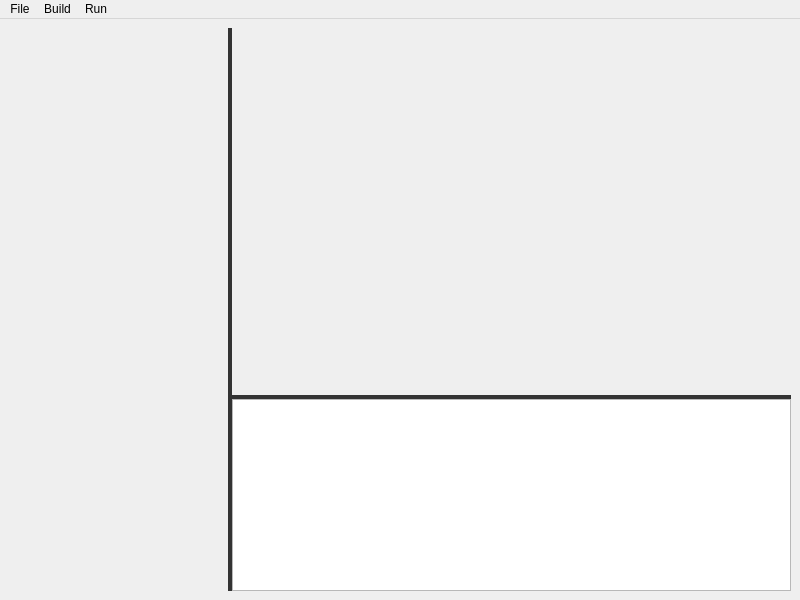
First picture: the form in mainwindow.ui, repository Fustell/Code-Editor-CPP, before the edit.
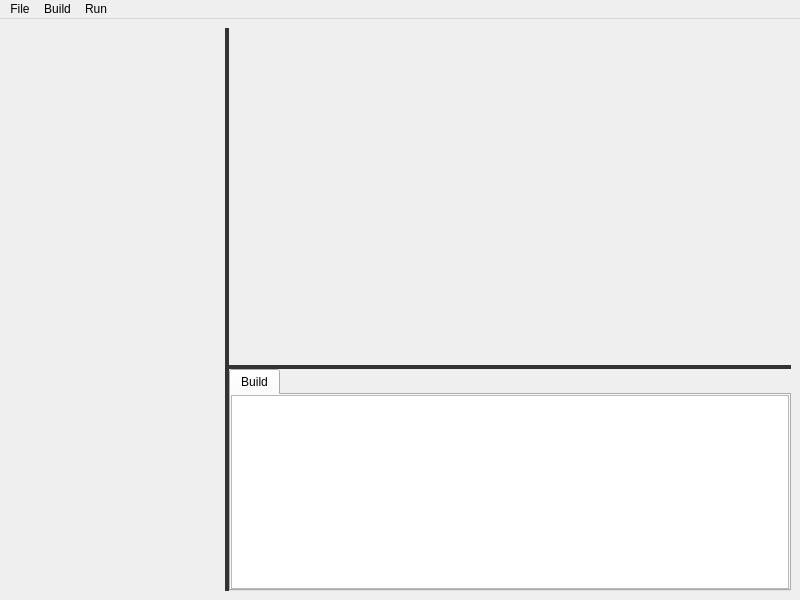
Second picture: the form after the edit. Custom widgets are drawn as their Qt base class.

Commit message: wrapped commandprompt into tab widget

What changed in the file:
```diff
--- a/mainwindow.ui
+++ b/mainwindow.ui
@@ -46,6 +46,12 @@
        </property>
       </widget>
       <widget class="QSplitter" name="horizontalSplitter">
+       <property name="minimumSize">
+        <size>
+         <width>500</width>
+         <height>0</height>
+        </size>
+       </property>
        <property name="orientation">
         <enum>Qt::Vertical</enum>
        </property>
@@ -71,7 +77,7 @@
          </property>
         </widget>
        </widget>
-       <widget class="QPlainTextEdit" name="commandPrompt">
+       <widget class="QTabWidget" name="OutputTabWidget">
         <property name="enabled">
          <bool>true</bool>
         </property>
@@ -84,7 +90,7 @@
         <property name="minimumSize">
          <size>
           <width>0</width>
-          <height>50</height>
+          <height>150</height>
          </size>
         </property>
         <property name="baseSize">
@@ -93,6 +99,25 @@
           <height>80</height>
          </size>
         </property>
+        <widget class="QWidget" name="build">
+         <attribute name="title">
+          <string>Build</string>
+         </attribute>
+         <layout class="QVBoxLayout" name="verticalLayout">
+          <property name="leftMargin">
+           <number>0</number>
+          </property>
+          <property name="topMargin">
+           <number>0</number>
+          </property>
+          <property name="rightMargin">
+           <number>0</number>
+          </property>
+          <property name="bottomMargin">
+           <number>0</number>
+          </property>
+          <item>
+           <widget class="QPlainTextEdit" name="commandPrompt">
         <property name="font">
          <font>
           <family>Courier New</family>
@@ -101,6 +126,10 @@
         <property name="readOnly">
          <bool>true</bool>
         </property>
+           </widget>
+          </item>
+         </layout>
+        </widget>
        </widget>
       </widget>
      </widget>
```
Lines whose indentation alone changed are shown as unchanged. The commit also changes 2 other files.
